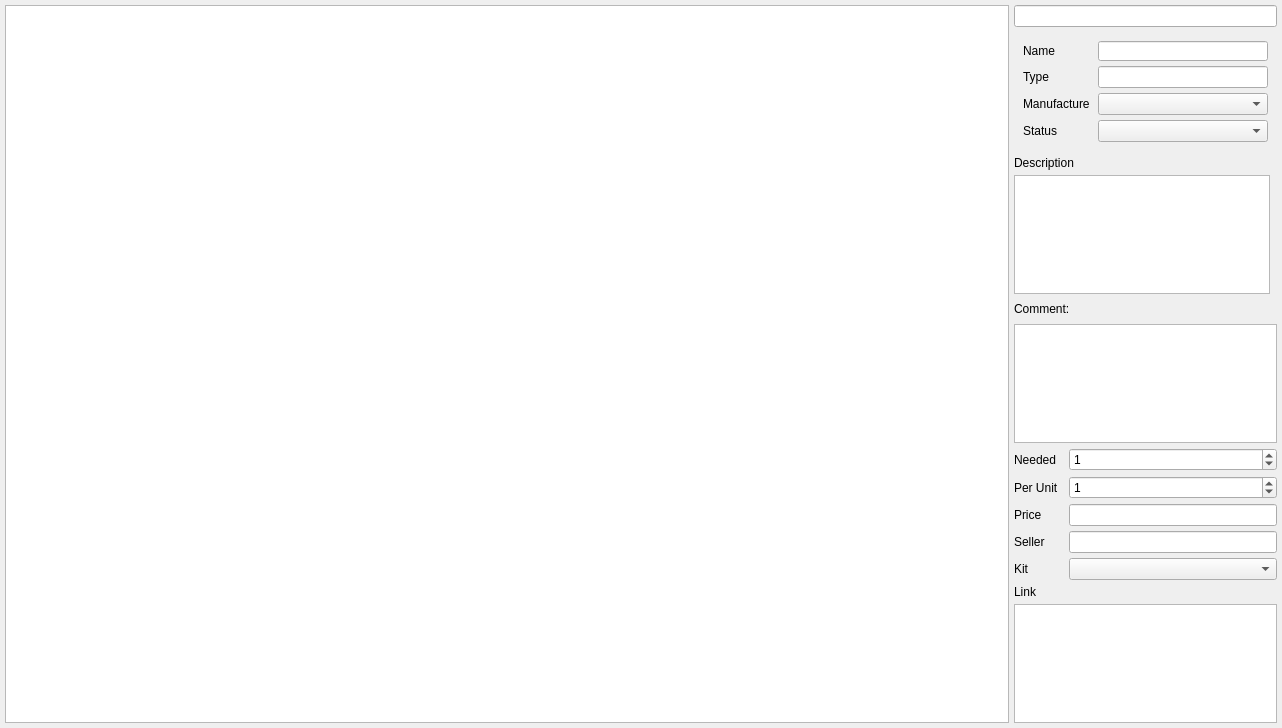
Before: the Qt Designer form code/resources/UIs/ui_components_page.ui in PippoGot/PRJ_Manager_2020, drawn with Qt 5.
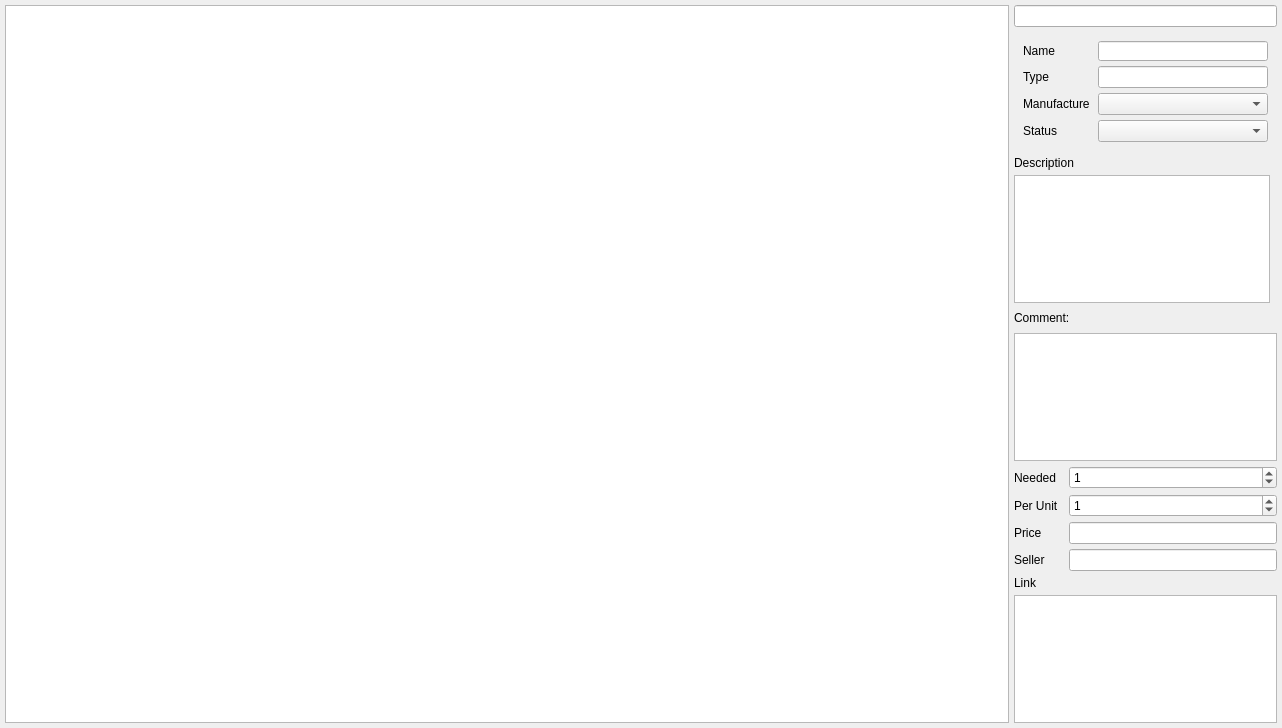
After: the same form once the commit is applied.

The edit to the form file:
```diff
--- a/code/resources/UIs/ui_components_page.ui
+++ b/code/resources/UIs/ui_components_page.ui
@@ -321,16 +321,6 @@
         <item row="3" column="1">
          <widget class="QLineEdit" name="uiSeller"/>
         </item>
-        <item row="4" column="0">
-         <widget class="QLabel" name="uiKitLabel">
-          <property name="text">
-           <string>Kit</string>
-          </property>
-         </widget>
-        </item>
-        <item row="4" column="1">
-         <widget class="QComboBox" name="uiKit"/>
-        </item>
        </layout>
       </item>
       <item>
```
